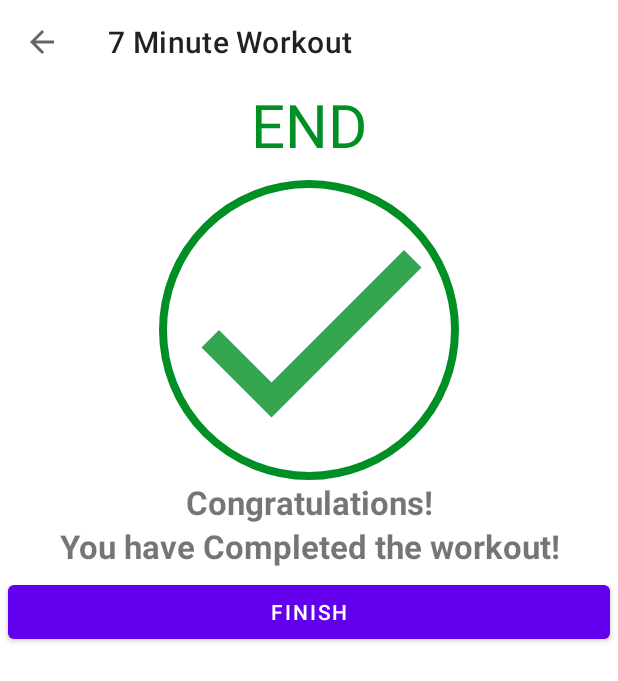
After one commit to Aaryan8751/7-Minute-Workout-App, an Android app: the finish screen opened directly, with no data from a screen before it, on a phone screen of 412 x 824 dp. The commit adds this screen. Shown: the top 681 px of the screen. Run offline under Robolectric (Android 15) with nearby library versions, the phone set to English and light mode, and no system bars.

Commit message:
finish screen and recycleView

```diff
--- a/app/src/main/AndroidManifest.xml
+++ b/app/src/main/AndroidManifest.xml
@@ -4,7 +4,7 @@
 
     <queries>
         <intent>
-            <action android:name="android.intent.action.TTS_SERVICE"/>
+            <action android:name="android.intent.action.TTS_SERVICE" />
         </intent>
     </queries>
 
@@ -15,6 +15,9 @@
         android:roundIcon="@mipmap/ic_launcher_round"
         android:supportsRtl="true"
         android:theme="@style/Theme.7MinuteWorkoutApp">
+        <activity
+            android:name=".finish"
+            android:exported="false" />
         <activity
             android:name=".ExerciseActivity"
             android:exported="false" />
--- /dev/null
+++ b/app/src/main/java/com/example/a7minuteworkoutapp/finish.kt
@@ -0,0 +1,31 @@
+package com.example.a7minuteworkoutapp
+
+import androidx.appcompat.app.AppCompatActivity
+import android.os.Bundle
+import com.example.a7minuteworkoutapp.databinding.ActivityFinishBinding
+
+class finish : AppCompatActivity() {
+
+    private var binding : ActivityFinishBinding? = null
+
+    override fun onCreate(savedInstanceState: Bundle?) {
+        super.onCreate(savedInstanceState)
+        binding = ActivityFinishBinding.inflate(layoutInflater)
+        setContentView(binding?.root)
+
+        setSupportActionBar(binding?.toolbarFinish)
+
+        if(supportActionBar!=null){
+            supportActionBar?.setDisplayHomeAsUpEnabled(true)
+        }
+
+        binding?.toolbarFinish?.setNavigationOnClickListener {
+            onBackPressed()
+        }
+
+        binding?.btnFinish?.setOnClickListener{
+            finish()
+        }
+
+    }
+}
--- /dev/null
+++ b/app/src/main/res/drawable/action_done_drawable.xml
@@ -0,0 +1,11 @@
+<vector xmlns:android="http://schemas.android.com/apk/res/android"
+    android:width="24dp"
+    android:height="24dp"
+    android:viewportWidth="24"
+    android:viewportHeight="24"
+    android:tint="#008F24"
+    android:alpha="0.8">
+    <path
+        android:fillColor="#FF000000"
+        android:pathData="M9,16.2L4.8,12l-1.4,1.4L9,19 21,7l-1.4,-1.4L9,16.2z"/>
+</vector>
--- /dev/null
+++ b/app/src/main/res/drawable/item_circular_gray_background.xml
@@ -0,0 +1,6 @@
+<?xml version="1.0" encoding="utf-8"?>
+<shape xmlns:android="http://schemas.android.com/apk/res/android"
+    android:shape="oval">
+    <solid android:color="@color/lightGrey"/>
+
+</shape>
--- /dev/null
+++ b/app/src/main/res/layout/activity_finish.xml
@@ -0,0 +1,85 @@
+<?xml version="1.0" encoding="utf-8"?>
+<androidx.constraintlayout.widget.ConstraintLayout xmlns:android="http://schemas.android.com/apk/res/android"
+    xmlns:app="http://schemas.android.com/apk/res-auto"
+    xmlns:tools="http://schemas.android.com/tools"
+    android:layout_width="match_parent"
+    android:layout_height="match_parent"
+    tools:context=".finish">
+    <androidx.appcompat.widget.Toolbar
+        android:id="@+id/toolbarFinish"
+        android:layout_width="match_parent"
+        android:layout_height="?android:attr/actionBarSize"
+        app:layout_constraintTop_toTopOf="parent"
+        app:layout_constraintStart_toStartOf="parent"
+        app:layout_constraintEnd_toEndOf="parent"
+        />
+
+    <TextView
+        android:id="@+id/tvEnd"
+        android:layout_width="match_parent"
+        android:layout_height="wrap_content"
+        app:layout_constraintTop_toBottomOf="@id/toolbarFinish"
+        app:layout_constraintEnd_toEndOf="parent"
+        app:layout_constraintStart_toStartOf="parent"
+        android:text="END"
+        android:gravity="center"
+        android:textSize="40sp"
+        android:textColor="@color/colorAccent"
+        />
+
+    <ImageView
+        android:id="@+id/finishImage"
+        android:layout_margin="10dp"
+        android:layout_width="200sp"
+        android:layout_height="200sp"
+        app:layout_constraintTop_toBottomOf="@id/tvEnd"
+        app:layout_constraintEnd_toEndOf="parent"
+        app:layout_constraintStart_toStartOf="parent"
+        android:background="@drawable/item_circular_accent_border"
+        android:scaleType="fitXY"
+        android:src="@drawable/action_done_drawable"
+        />
+
+    <TextView
+        android:id="@+id/congrats"
+        android:layout_width="match_parent"
+        android:layout_height="wrap_content"
+        app:layout_constraintEnd_toEndOf="parent"
+        app:layout_constraintStart_toStartOf="parent"
+        app:layout_constraintTop_toBottomOf="@id/finishImage"
+        android:text="Congratulations!"
+        android:gravity="center"
+        android:textSize="@dimen/default_button_text_size"
+        android:textStyle="bold"
+        />
+
+    <TextView
+        android:id="@+id/youhavedone"
+        android:layout_width="match_parent"
+        android:layout_height="wrap_content"
+        app:layout_constraintEnd_toEndOf="parent"
+        app:layout_constraintStart_toStartOf="parent"
+        app:layout_constraintTop_toBottomOf="@id/congrats"
+        android:text="You have Completed the workout!"
+        android:gravity="center"
+        android:textSize="@dimen/default_button_text_size"
+        android:textStyle="bold"
+        />
+
+    <Button
+        android:id="@+id/btn_finish"
+        android:layout_width="match_parent"
+        android:layout_height="wrap_content"
+        app:layout_constraintEnd_toEndOf="parent"
+        app:layout_constraintStart_toStartOf="parent"
+        app:layout_constraintTop_toBottomOf="@id/youhavedone"
+        android:text="FINISH"
+        android:layout_margin="5dp"
+        android:layout_marginTop="20dp"
+        android:gravity="center"
+        />
+
+
+
+
+</androidx.constraintlayout.widget.ConstraintLayout>
```
Also changed, not shown: app/src/main/java/com/example/a7minuteworkoutapp/ExerciseActivity.kt (+29 -3 lines), app/src/main/java/com/example/a7minuteworkoutapp/ExerciseStatusAdapter.kt (added, +52 -0 lines), app/src/main/res/drawable/item_circular_thin_color_accent_border.xml (added, +8 -0 lines), app/src/main/res/layout/activity_exercise.xml (+11 -2 lines), app/src/main/res/layout/item_exercise_status.xml (added, +16 -0 lines).
